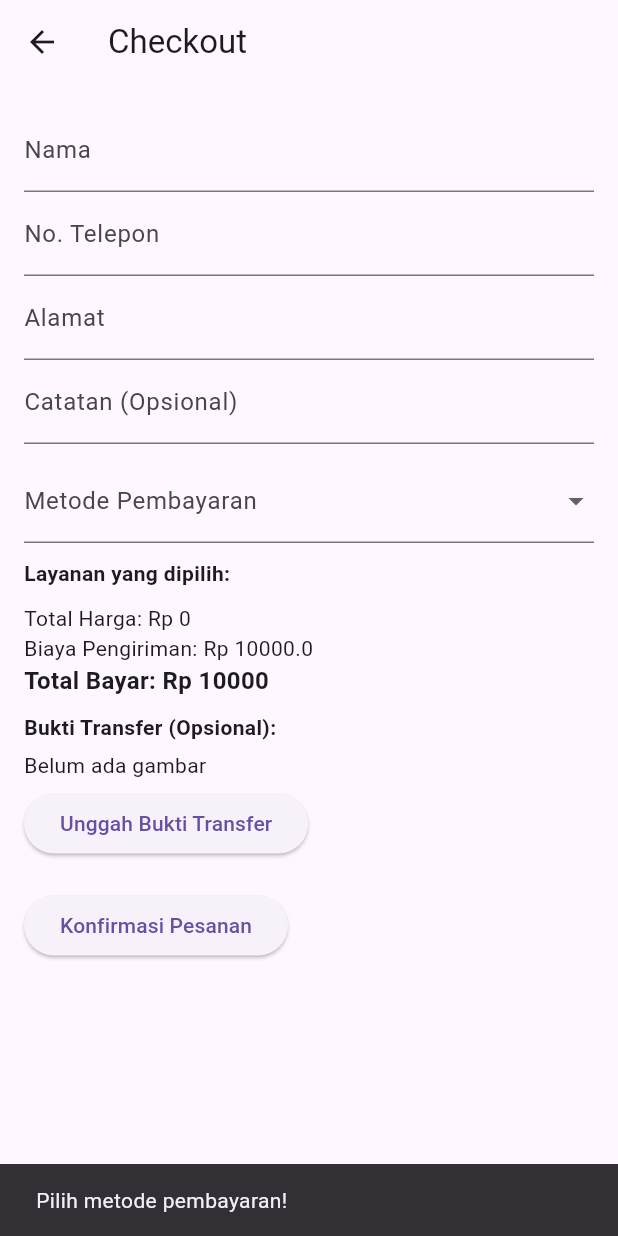
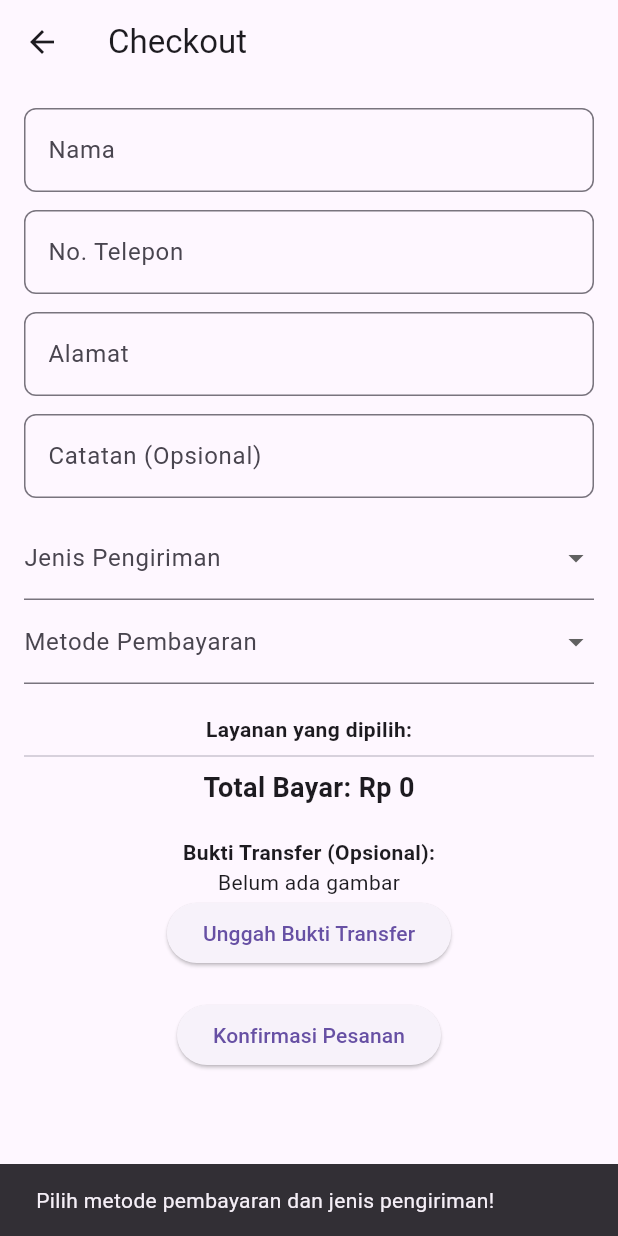
Before and after one commit to SaptaAjiSadewo/mobiletest, a Flutter app: the CheckoutPage screen opened directly with empty values, after a tap on "Konfirmasi Pesanan", on a phone screen of 412 x 824 dp. Run offline on Flutter 3.47's test engine with Material 3 defaults, Android fonts, the phone set to English and light mode, and no system bars; missing offline and left inert: flutter_project_test, image_picker_web.

Commit message:
Update checkout_page.dart

```diff
--- a/lib/checkout_page.dart
+++ b/lib/checkout_page.dart
@@ -24,18 +24,20 @@ class _CheckoutPageState extends State<CheckoutPage> {
   final TextEditingController _teleponController = TextEditingController();
   final TextEditingController _alamatController = TextEditingController();
   final TextEditingController _catatanController = TextEditingController();
+  final TextEditingController _jarakController = TextEditingController();
 
   String? _selectedPaymentMethod;
+  String? _selectedDeliveryType;
   String _status = "pending";
   DateTime _waktuPemesanan = DateTime.now();
-  double _biayaPengiriman = 10000; // Biaya pengiriman tetap
+  double _biayaPengiriman = 0;
 
   Uint8List? _buktiTransfer;
   String? _buktiFileName;
 
   final List<String> metodePembayaran = ["Bank Transfer", "E-Wallet", "COD"];
+  final List<String> jenisPengiriman = ["Drop Off", "Pickup"];
 
-  // Fungsi untuk memilih gambar dari galeri
   Future<void> _pickImage() async {
     Uint8List? bytes = await ImagePickerWeb.getImageAsBytes();
     if (bytes != null) {
@@ -46,28 +48,60 @@ class _CheckoutPageState extends State<CheckoutPage> {
     }
   }
 
+  void _hitungBiayaPengiriman() {
+    if (_selectedDeliveryType == "Drop Off") {
+      _biayaPengiriman = 0;
+    } else if (_selectedDeliveryType == "Pickup") {
+      String jarakText = _jarakController.text.trim();
+
+      if (jarakText.isEmpty) {
+        _biayaPengiriman = 0;
+        return;
+      }
+
+      double? jarak = double.tryParse(jarakText);
+
+      if (jarak != null && jarak >= 0) {
+        if (jarak <= 3) {
+          _biayaPengiriman = 5000;
+        } else if (jarak <= 5) {
+          _biayaPengiriman = 10000;
+        } else {
+          _biayaPengiriman = 15000 + ((jarak - 5) * 1000);
+        }
+      } else {
+        _biayaPengiriman = 0; // input invalid
+      }
+    } else {
+      _biayaPengiriman = 0;
+    }
+  }
+
   Future<void> submitCheckout() async {
+    _hitungBiayaPengiriman();
+
     try {
       var request = http.MultipartRequest(
         'POST',
-        Uri.parse('http://192.168.1.9:8000/api/pesanan'),
+        Uri.parse('http://192.168.1.13:8000/api/pesanan'),
       );
 
       request.fields['nama'] = _namaController.text;
       request.fields['no_telepon'] = _teleponController.text;
       request.fields['alamat'] = _alamatController.text;
       request.fields['total_pembayaran'] =
-          (_biayaPengiriman + widget.totalHarga).toString();
+          (widget.totalHarga + _biayaPengiriman).toString();
       request.fields['metode_pembayaran'] = _selectedPaymentMethod!;
       request.fields['layanan_dipesan'] = widget.layananDipilih.keys.join(', ');
       request.fields['waktu_pemesanan'] = _waktuPemesanan.toIso8601String();
       request.fields['status'] = _status;
+      request.fields['jenis_pengiriman'] = _selectedDeliveryType ?? "";
+      request.fields['jarak'] = _jarakController.text; // <-- Tambahkan ini
 
       if (_catatanController.text.isNotEmpty) {
         request.fields['catatan'] = _catatanController.text;
       }
 
-      // Tambah bukti transfer jika ada
       if (_buktiTransfer != null && _buktiFileName != null) {
         request.files.add(http.MultipartFile.fromBytes(
           'bukti_transfer',
@@ -103,41 +137,39 @@ class _CheckoutPageState extends State<CheckoutPage> {
 
   @override
   Widget build(BuildContext context) {
+    _hitungBiayaPengiriman();
+
     return Scaffold(
       appBar: AppBar(title: Text("Checkout")),
       body: SingleChildScrollView(
         padding: EdgeInsets.all(16),
         child: Column(
-          crossAxisAlignment: CrossAxisAlignment.start,
           children: [
-            TextField(
-              controller: _namaController,
-              decoration: InputDecoration(labelText: "Nama"),
+            _buildTextField(_namaController, "Nama"),
+            _buildTextField(_teleponController, "No. Telepon",
+                type: TextInputType.phone),
+            _buildTextField(_alamatController, "Alamat"),
+            _buildTextField(_catatanController, "Catatan (Opsional)"),
+            DropdownButtonFormField<String>(
+              value: _selectedDeliveryType,
+              decoration: InputDecoration(labelText: "Jenis Pengiriman"),
+              items: jenisPengiriman.map((jenis) {
+                return DropdownMenuItem(value: jenis, child: Text(jenis));
+              }).toList(),
+              onChanged: (value) {
+                setState(() {
+                  _selectedDeliveryType = value;
+                });
+              },
             ),
-            TextField(
-              controller: _teleponController,
-              decoration: InputDecoration(labelText: "No. Telepon"),
-              keyboardType: TextInputType.phone,
-            ),
-            TextField(
-              controller: _alamatController,
-              decoration: InputDecoration(labelText: "Alamat"),
-            ),
-            TextField(
-              controller: _catatanController,
-              decoration: InputDecoration(labelText: "Catatan (Opsional)"),
-            ),
-            SizedBox(height: 10),
-
-            // Dropdown Metode Pembayaran
+            if (_selectedDeliveryType == "Pickup")
+              _buildTextField(_jarakController, "Jarak ke lokasi (km)",
+                  type: TextInputType.number),
             DropdownButtonFormField<String>(
               value: _selectedPaymentMethod,
               decoration: InputDecoration(labelText: "Metode Pembayaran"),
-              items: metodePembayaran.map((String method) {
-                return DropdownMenuItem<String>(
-                  value: method,
-                  child: Text(method),
-                );
+              items: metodePembayaran.map((method) {
+                return DropdownMenuItem(value: method, child: Text(method));
               }).toList(),
               onChanged: (value) {
                 setState(() {
@@ -145,43 +177,32 @@ class _CheckoutPageState extends State<CheckoutPage> {
                 });
               },
             ),
-
-            SizedBox(height: 10),
-            Text("Layanan yang dipilih:",
-                style: TextStyle(fontWeight: FontWeight.bold)),
-            ...widget.layananDipilih.keys
-                .map((item) => Text("- $item"))
-                .toList(),
-            SizedBox(height: 10),
-
-            Text("Total Harga: Rp ${widget.totalHarga.toStringAsFixed(0)}"),
-            Text("Biaya Pengiriman: Rp $_biayaPengiriman"),
+            SizedBox(height: 20),
+            _buildLayananList(),
+            Divider(thickness: 1),
             Text(
               "Total Bayar: Rp ${(widget.totalHarga + _biayaPengiriman).toStringAsFixed(0)}",
-              style: TextStyle(fontWeight: FontWeight.bold, fontSize: 16),
+              style: TextStyle(fontSize: 18, fontWeight: FontWeight.bold),
             ),
-
-            SizedBox(height: 10),
+            SizedBox(height: 20),
             Text("Bukti Transfer (Opsional):",
                 style: TextStyle(fontWeight: FontWeight.bold)),
-            SizedBox(height: 5),
-
             _buktiTransfer != null
                 ? Image.memory(_buktiTransfer!, height: 100)
                 : Text("Belum ada gambar"),
-            SizedBox(height: 5),
-
             ElevatedButton(
               onPressed: _pickImage,
               child: Text("Unggah Bukti Transfer"),
             ),
-
             SizedBox(height: 20),
             ElevatedButton(
               onPressed: () {
-                if (_selectedPaymentMethod == null) {
+                if (_selectedPaymentMethod == null ||
+                    _selectedDeliveryType == null) {
                   ScaffoldMessenger.of(context).showSnackBar(
-                    SnackBar(content: Text("Pilih metode pembayaran!")),
+                    SnackBar(
+                        content: Text(
+                            "Pilih metode pembayaran dan jenis pengiriman!")),
                   );
                   return;
                 }
@@ -194,4 +215,30 @@ class _CheckoutPageState extends State<CheckoutPage> {
       ),
     );
   }
+
+  Widget _buildTextField(TextEditingController controller, String label,
+      {TextInputType type = TextInputType.text}) {
+    return Padding(
+      padding: const EdgeInsets.only(bottom: 12),
+      child: TextField(
+        controller: controller,
+        keyboardType: type,
+        decoration: InputDecoration(
+          labelText: label,
+          border: OutlineInputBorder(borderRadius: BorderRadius.circular(8)),
+        ),
+      ),
+    );
+  }
+
+  Widget _buildLayananList() {
+    return Column(
+      crossAxisAlignment: CrossAxisAlignment.start,
+      children: [
+        Text("Layanan yang dipilih:",
+            style: TextStyle(fontWeight: FontWeight.bold)),
+        ...widget.layananDipilih.keys.map((item) => Text("- $item")).toList(),
+      ],
+    );
+  }
 }
```
